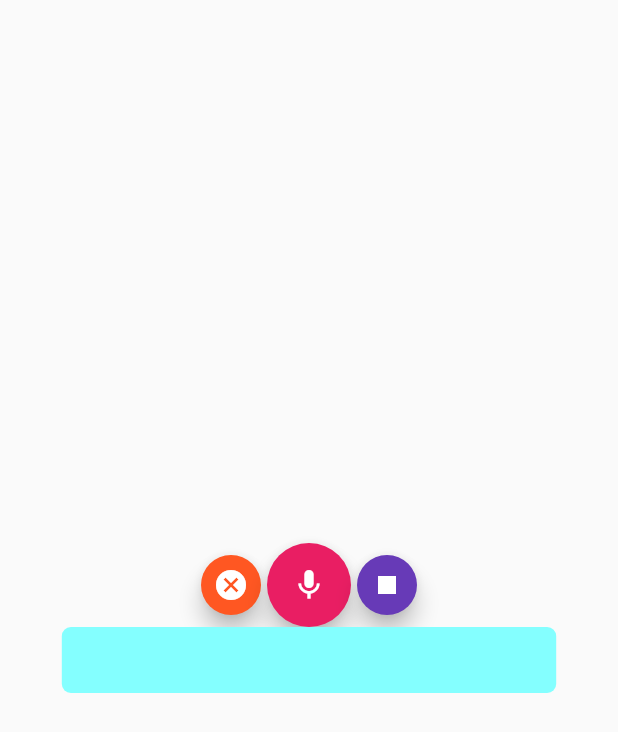
After one commit to mohameddhaifbelja/pfa_Question_Answering, a Flutter app: the SpeechRecognitionTab screen opened directly, after a tap on the "mic" icon, on a phone screen of 412 x 824 dp. The commit adds this screen. Shown: the top 732 px of the screen. Run offline on Flutter 3.47's test engine with Material 2 defaults, Android fonts, the phone set to English and light mode, and no system bars; our stand-ins replace bubble, flutter_holo_date_picker, flutter_spinkit, flutter_tts, shared_preferences, wave; missing offline and left inert: speech_recognition; accounts and stored records are empty.

Commit message:
major changes

```diff
--- /dev/null
+++ b/pfa/lib/Assistant/SpeechRecognition.dart
@@ -0,0 +1,119 @@
+import 'package:flutter/material.dart';
+import 'package:speech_recognition/speech_recognition.dart';
+
+class SpeechRecognitionTab extends StatefulWidget {
+  @override
+  _SpeechRecogintionTabState createState() => _SpeechRecogintionTabState();
+}
+
+class _SpeechRecogintionTabState extends State<SpeechRecognitionTab> {
+  SpeechRecognition _speechRecognition;
+  bool _isAvailable = false;
+  bool _isListening = false;
+
+  String resultText = "";
+
+  @override
+  void initState() {
+    super.initState();
+    initSpeechRecognizer();
+  }
+
+  void initSpeechRecognizer() {
+    _speechRecognition = SpeechRecognition();
+
+    _speechRecognition.setAvailabilityHandler(
+          (bool result) => setState(() => _isAvailable = result),
+    );
+
+    _speechRecognition.setRecognitionStartedHandler(
+          () => setState(() => _isListening = true),
+    );
+
+    _speechRecognition.setRecognitionResultHandler(
+          (String speech) => setState(() => resultText = speech),
+    );
+
+    _speechRecognition.setRecognitionCompleteHandler(
+          () => setState(() => _isListening = false),
+    );
+
+    _speechRecognition.activate().then(
+          (result) => setState(() => _isAvailable = result),
+    );
+  }
+
+  @override
+  Widget build(BuildContext context) {
+    return Scaffold(
+      body: Container(
+        child: Column(
+          mainAxisAlignment: MainAxisAlignment.center,
+          crossAxisAlignment: CrossAxisAlignment.center,
+          children: <Widget>[
+            Row(
+              mainAxisAlignment: MainAxisAlignment.center,
+              children: <Widget>[
+                FloatingActionButton(
+                  child: Icon(Icons.cancel),
+                  mini: true,
+                  backgroundColor: Colors.deepOrange,
+                  onPressed: () {
+                    if (_isListening)
+                      _speechRecognition.cancel().then(
+                            (result) => setState(() {
+                          _isListening = result;
+                          resultText = "";
+                        }),
+                      );
+                  },
+                ),
+                FloatingActionButton(
+                  child: Icon(Icons.mic),
+                  onPressed: () async {
+                    print("recording");
+                 //  await Permission.microphone.request();
+                    // Either the permission was already granted before or the user just granted it.
+
+
+                    if (_isAvailable && !_isListening)
+                      _speechRecognition
+                          .listen(locale: "en_US")
+                          .then((result) => print('$result'));
+                  },
+                  backgroundColor: Colors.pink,
+                ),
+                FloatingActionButton(
+                  child: Icon(Icons.stop),
+                  mini: true,
+                  backgroundColor: Colors.deepPurple,
+                  onPressed: () {
+                    if (_isListening)
+                      _speechRecognition.stop().then(
+                            (result) => setState(() => _isListening = result),
+                      );
+                  },
+                ),
+              ],
+            ),
+            Container(
+              width: MediaQuery.of(context).size.width * 0.8,
+              decoration: BoxDecoration(
+                color: Colors.cyanAccent[100],
+                borderRadius: BorderRadius.circular(6.0),
+              ),
+              padding: EdgeInsets.symmetric(
+                vertical: 8.0,
+                horizontal: 12.0,
+              ),
+              child: Text(
+                resultText,
+                style: TextStyle(fontSize: 24.0),
+              ),
+            )
+          ],
+        ),
+      ),
+    );
+  }
+}
--- a/pfa/lib/Screens/SplashScreen.dart
+++ b/pfa/lib/Screens/SplashScreen.dart
@@ -1,5 +1,6 @@
 import 'package:flutter/material.dart';
 import 'package:pfa/Screens/AppColors.dart';
+import 'package:pfa/Screens/HomePage.dart';
 import 'package:pfa/Screens/LoginPage.dart';
 import 'package:shared_preferences/shared_preferences.dart';
 
@@ -31,8 +32,8 @@ class _SplashScreenState extends State<SplashScreen> {
     Future.delayed(const Duration(seconds: 5), () async {
       SharedPreferences prefs = await SharedPreferences.getInstance();
       setState(() {
-        var x = prefs.getBool('isConnected ');
-        if (x==null || x==false) {
+        var x = prefs.getString('name');
+        if (x==null || x=="") {
           this.switcher = 1;
         } else {
           this.switcher = 2;
@@ -109,7 +110,7 @@ class _SplashScreenState extends State<SplashScreen> {
       case 1:
         return LoginPage();
       case 2:
-        return Container();
+        return HomePage();
     }
   }
 }
```
Also changed, not shown: pfa/lib/API/QA.dart (added, +24 -0 lines), pfa/lib/Assistant/TextToSpeech.dart (added, +17 -0 lines), pfa/lib/Message.dart (added, +8 -0 lines), pfa/lib/Screens/AssistantBubble.dart (added, +81 -0 lines), pfa/lib/Screens/BottomPart.dart (added, +123 -0 lines), pfa/lib/Screens/HomePage.dart (added, +201 -0 lines), pfa/lib/Screens/LoginPage.dart (+17 -0 lines), pfa/lib/Screens/UserBubble.dart (added, +48 -0 lines), pfa/lib/main.dart (+1 -9 lines), pfa/pubspec.yaml (+6 -1 lines), pfa/assets/images/message_logo.png (added), pfa/assets/images/sent_logo.png (added), pfa/pubspec.lock, 2 other files.
